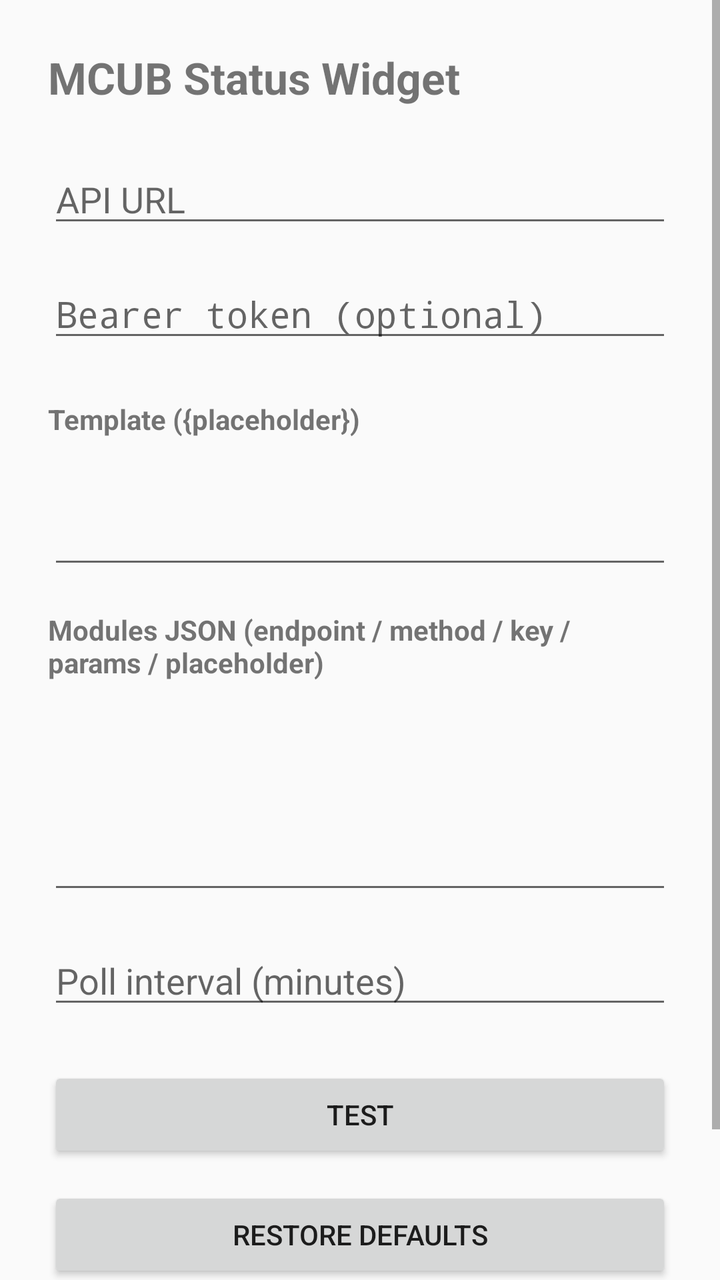
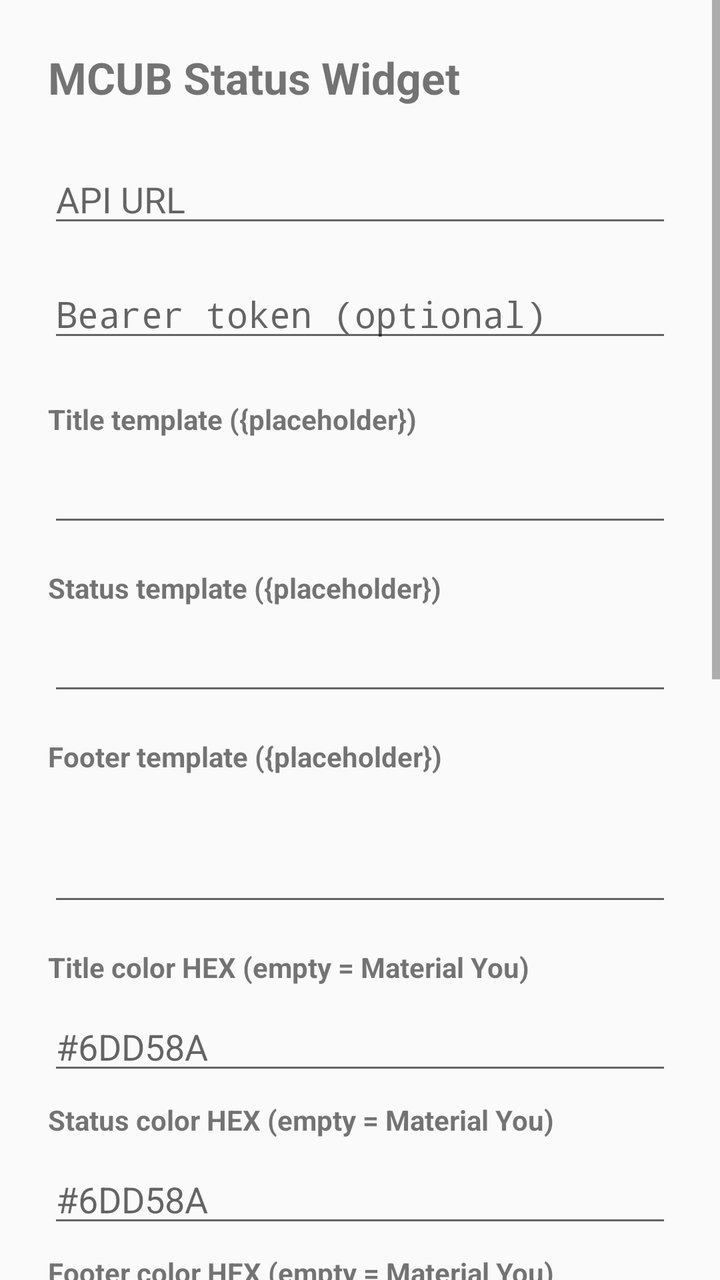

Before-and-after screenshots of an Android layout around one commit, followed by the original layout XML and the change that was made.
<!-- AndroidManifest.xml: application theme Theme.MCUBStatus -->
<!-- res/layout/activity_settings.xml -->
<?xml version="1.0" encoding="utf-8"?>
<ScrollView xmlns:android="http://schemas.android.com/apk/res/android"
    android:layout_width="match_parent"
    android:layout_height="match_parent"
    android:fillViewport="true">
    <LinearLayout
        android:layout_width="match_parent"
        android:layout_height="wrap_content"
        android:orientation="vertical"
        android:padding="24dp">
        <TextView
            android:layout_width="wrap_content"
            android:layout_height="wrap_content"
            android:text="@string/title_settings"
            android:textSize="22sp"
            android:textStyle="bold" />
        <EditText
            android:id="@+id/input_url"
            android:layout_width="match_parent"
            android:layout_height="wrap_content"
            android:layout_marginTop="24dp"
            android:hint="@string/hint_api_url"
            android:inputType="textUri" />
        <EditText
            android:id="@+id/input_token"
            android:layout_width="match_parent"
            android:layout_height="wrap_content"
            android:layout_marginTop="16dp"
            android:hint="@string/hint_token"
            android:inputType="textPassword" />
        <TextView
            android:layout_width="wrap_content"
            android:layout_height="wrap_content"
            android:layout_marginTop="24dp"
            android:text="@string/hint_template"
            android:textStyle="bold" />
        <EditText
            android:id="@+id/input_template"
            android:layout_width="match_parent"
            android:layout_height="wrap_content"
            android:layout_marginTop="8dp"
            android:gravity="top"
            android:inputType="textMultiLine"
            android:minLines="2"
            android:typeface="monospace" />
        <TextView
            android:layout_width="wrap_content"
            android:layout_height="wrap_content"
            android:layout_marginTop="16dp"
            android:text="@string/hint_modules"
            android:textStyle="bold" />
        <EditText
            android:id="@+id/input_modules"
            android:layout_width="match_parent"
            android:layout_height="wrap_content"
            android:layout_marginTop="8dp"
            android:fontFamily="monospace"
            android:gravity="top"
            android:inputType="textMultiLine"
            android:minLines="6"
            android:textSize="12sp"
            android:typeface="monospace" />
        <EditText
            android:id="@+id/input_poll"
            android:layout_width="match_parent"
            android:layout_height="wrap_content"
            android:layout_marginTop="16dp"
            android:hint="@string/hint_poll"
            android:inputType="number"
            android:minWidth="96dp" />
        <Button
            android:id="@+id/btn_test"
            android:layout_width="match_parent"
            android:layout_height="wrap_content"
            android:layout_marginTop="24dp"
            android:text="@string/btn_test" />
        <Button
            android:id="@+id/btn_defaults"
            android:layout_width="match_parent"
            android:layout_height="wrap_content"
            android:layout_marginTop="12dp"
            android:text="@string/btn_defaults" />
        <Button
            android:id="@+id/btn_save"
            android:layout_width="match_parent"
            android:layout_height="wrap_content"
            android:layout_marginTop="12dp"
            android:text="@string/btn_save" />
    </LinearLayout>
</ScrollView>
<!-- resources referenced by this layout -->
<resources>
  <string name="btn_defaults">Restore defaults</string>
  <string name="btn_save">Save</string>
  <string name="btn_test">Test</string>
  <string name="hint_api_url">API URL</string>
  <string name="hint_modules">Modules JSON (endpoint / method / key / params / placeholder)</string>
  <string name="hint_poll">Poll interval (minutes)</string>
  <string name="hint_template">Template ({placeholder})</string>
  <string name="hint_token">Bearer token (optional)</string>
  <string name="title_settings">MCUB Status Widget</string>
  <style name="Theme.MCUBStatus" parent="android:Theme.Material.Light.NoActionBar">
          <item name="android:colorPrimary">@android:color/system_accent1_600</item>
          <item name="android:windowLightStatusBar">true</item>
      </style>
</resources>

<!-- the commit's change to res/layout/activity_settings.xml (unified diff, before → after) -->
@@ -32,6 +32,32 @@
             android:layout_width="wrap_content"
             android:layout_height="wrap_content"
             android:layout_marginTop="24dp"
+            android:text="@string/hint_title_template"
+            android:textStyle="bold" />
+        <EditText
+            android:id="@+id/input_title_template"
+            android:layout_width="match_parent"
+            android:layout_height="wrap_content"
+            android:layout_marginTop="8dp"
+            android:inputType="text"
+            android:typeface="monospace" />
+        <TextView
+            android:layout_width="wrap_content"
+            android:layout_height="wrap_content"
+            android:layout_marginTop="16dp"
+            android:text="@string/hint_status_template"
+            android:textStyle="bold" />
+        <EditText
+            android:id="@+id/input_status_template"
+            android:layout_width="match_parent"
+            android:layout_height="wrap_content"
+            android:layout_marginTop="8dp"
+            android:inputType="text"
+            android:typeface="monospace" />
+        <TextView
+            android:layout_width="wrap_content"
+            android:layout_height="wrap_content"
+            android:layout_marginTop="16dp"
             android:text="@string/hint_template"
             android:textStyle="bold" />
         <EditText
@@ -43,6 +69,73 @@
             android:inputType="textMultiLine"
             android:minLines="2"
             android:typeface="monospace" />
+        <TextView
+            android:layout_width="wrap_content"
+            android:layout_height="wrap_content"
+            android:layout_marginTop="16dp"
+            android:text="@string/hint_color_title"
+            android:textStyle="bold" />
+        <EditText
+            android:id="@+id/input_color_title"
+            android:layout_width="match_parent"
+            android:layout_height="wrap_content"
+            android:layout_marginTop="8dp"
+            android:hint="#6DD58A"
+            android:inputType="text" />
+        <TextView
+            android:layout_width="wrap_content"
+            android:layout_height="wrap_content"
+            android:layout_marginTop="8dp"
+            android:text="@string/hint_color_status"
+            android:textStyle="bold" />
+        <EditText
+            android:id="@+id/input_color_status"
+            android:layout_width="match_parent"
+            android:layout_height="wrap_content"
+            android:layout_marginTop="8dp"
+            android:hint="#6DD58A"
+            android:inputType="text" />
+        <TextView
+            android:layout_width="wrap_content"
+            android:layout_height="wrap_content"
+            android:layout_marginTop="8dp"
+            android:text="@string/hint_color_footer"
+            android:textStyle="bold" />
+        <EditText
+            android:id="@+id/input_color_footer"
+            android:layout_width="match_parent"
+            android:layout_height="wrap_content"
+            android:layout_marginTop="8dp"
+            android:hint="#6DD58A"
+            android:inputType="text" />
+        <TextView
+            android:layout_width="wrap_content"
+            android:layout_height="wrap_content"
+            android:layout_marginTop="16dp"
+            android:text="@string/hint_align"
+            android:textStyle="bold" />
+        <RadioGroup
+            android:id="@+id/align_group"
+            android:layout_width="match_parent"
+            android:layout_height="wrap_content"
+            android:layout_marginTop="8dp"
+            android:orientation="horizontal">
+            <RadioButton
+                android:id="@+id/align_left"
+                android:layout_width="wrap_content"
+                android:layout_height="wrap_content"
+                android:text="@string/align_left" />
+            <RadioButton
+                android:id="@+id/align_center"
+                android:layout_width="wrap_content"
+                android:layout_height="wrap_content"
+                android:text="@string/align_center" />
+            <RadioButton
+                android:id="@+id/align_right"
+                android:layout_width="wrap_content"
+                android:layout_height="wrap_content"
+                android:text="@string/align_right" />
+        </RadioGroup>
         <TextView
             android:layout_width="wrap_content"
             android:layout_height="wrap_content"
<!-- resource entries referenced after the edit -->
@@ -1,12 +1,21 @@
 <!-- resources referenced by this layout -->
 <resources>
+  <string name="align_center">Center</string>
+  <string name="align_left">Left</string>
+  <string name="align_right">Right</string>
   <string name="btn_defaults">Restore defaults</string>
   <string name="btn_save">Save</string>
   <string name="btn_test">Test</string>
+  <string name="hint_align">Text alignment</string>
   <string name="hint_api_url">API URL</string>
+  <string name="hint_color_footer">Footer color HEX (empty = Material You)</string>
+  <string name="hint_color_status">Status color HEX (empty = Material You)</string>
+  <string name="hint_color_title">Title color HEX (empty = Material You)</string>
   <string name="hint_modules">Modules JSON (endpoint / method / key / params / placeholder)</string>
   <string name="hint_poll">Poll interval (minutes)</string>
-  <string name="hint_template">Template ({placeholder})</string>
+  <string name="hint_status_template">Status template ({placeholder})</string>
+  <string name="hint_template">Footer template ({placeholder})</string>
+  <string name="hint_title_template">Title template ({placeholder})</string>
   <string name="hint_token">Bearer token (optional)</string>
   <string name="title_settings">MCUB Status Widget</string>
   <style name="Theme.MCUBStatus" parent="android:Theme.Material.Light.NoActionBar">
